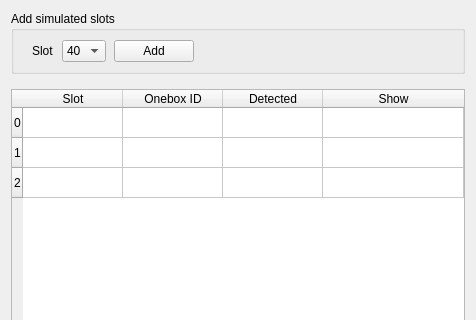
The window that Forms/ConfigSlotsDialog.ui (billkarsh/SpikeGLX) describes before a commit, drawn with Qt 5; both pictures show x 0 to 476 and y 0 to 320 of the 476 by 535 pixel window.
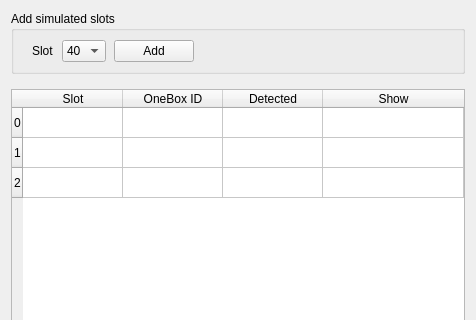
The same window after the commit.

Diff of the .ui file:
```diff
--- a/Forms/ConfigSlotsDialog.ui
+++ b/Forms/ConfigSlotsDialog.ui
@@ -86,7 +86,7 @@
      </column>
      <column>
       <property name="text">
-       <string>Onebox ID</string>
+       <string>OneBox ID</string>
       </property>
      </column>
      <column>
```
